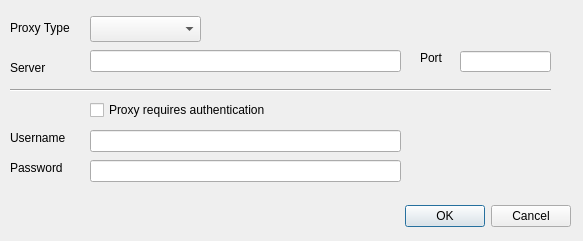
Before: the Qt Designer form nuxeo-drive-client/proxy.ui in ramachandrang/nuxeo-drive, drawn with Qt 5.
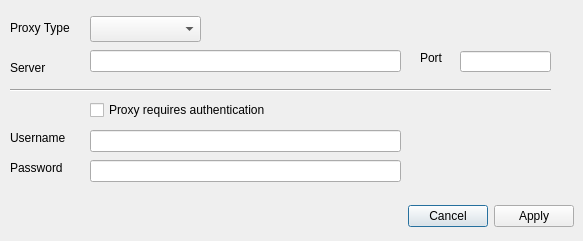
After: the same form once the commit is applied.

Commit message: added proxy support

Diff of the .ui file:
```diff
--- a/nuxeo-drive-client/proxy.ui
+++ b/nuxeo-drive-client/proxy.ui
@@ -13,22 +13,6 @@
   <property name="windowTitle">
    <string>Proxy Configuration</string>
   </property>
-  <widget class="QDialogButtonBox" name="buttonBox">
-   <property name="geometry">
-    <rect>
-     <x>10</x>
-     <y>200</y>
-     <width>561</width>
-     <height>32</height>
-    </rect>
-   </property>
-   <property name="orientation">
-    <enum>Qt::Horizontal</enum>
-   </property>
-   <property name="standardButtons">
-    <set>QDialogButtonBox::Cancel|QDialogButtonBox::Ok</set>
-   </property>
-  </widget>
   <widget class="QLabel" name="lblProxy">
    <property name="geometry">
     <rect>
@@ -172,6 +156,44 @@
      <height>22</height>
     </rect>
    </property>
+   <property name="echoMode">
+    <enum>QLineEdit::PasswordEchoOnEdit</enum>
+   </property>
+  </widget>
+  <widget class="QWidget" name="">
+   <property name="geometry">
+    <rect>
+     <x>10</x>
+     <y>200</y>
+     <width>564</width>
+     <height>32</height>
+    </rect>
+   </property>
+   <layout class="QHBoxLayout" name="horizontalLayout">
+    <item>
+     <spacer name="horizontalSpacer">
+      <property name="orientation">
+       <enum>Qt::Horizontal</enum>
+      </property>
+      <property name="sizeHint" stdset="0">
+       <size>
+        <width>388</width>
+        <height>20</height>
+       </size>
+      </property>
+     </spacer>
+    </item>
+    <item>
+     <widget class="QDialogButtonBox" name="buttonBox">
+      <property name="orientation">
+       <enum>Qt::Horizontal</enum>
+      </property>
+      <property name="standardButtons">
+       <set>QDialogButtonBox::Apply|QDialogButtonBox::Cancel</set>
+      </property>
+     </widget>
+    </item>
+   </layout>
   </widget>
  </widget>
  <resources/>
```
Left out of the diff: 12 changed lines with no effect on the pictures. The commit also changes 8 other files.
